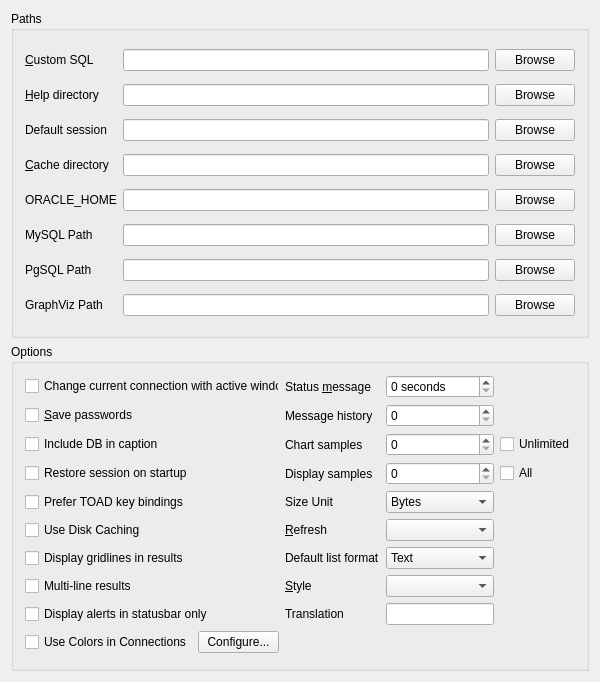
Old version of the form src/core/toglobalsettingui.ui in the repository tora-tool/tora.
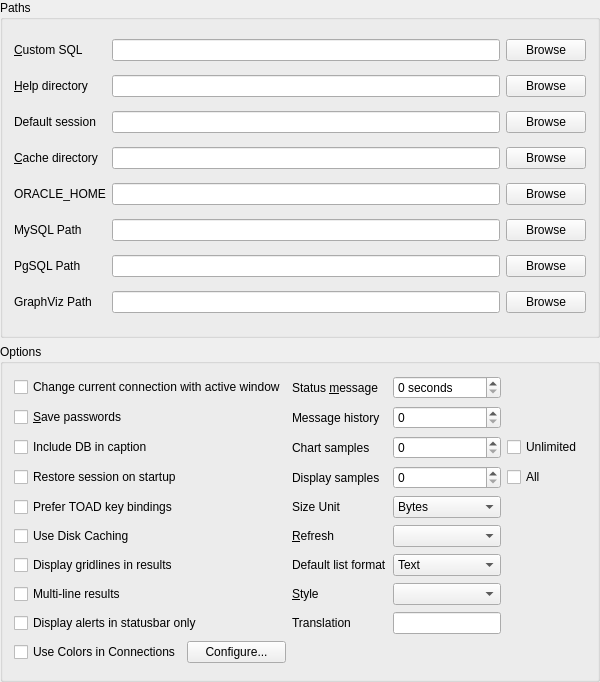
New version of the form.

Patch:
```diff
--- a/src/core/toglobalsettingui.ui
+++ b/src/core/toglobalsettingui.ui
@@ -26,6 +26,9 @@
    <string>toGlobalSettingUI</string>
   </property>
   <layout class="QGridLayout" name="gridLayout1">
+   <property name="margin">
+    <number>0</number>
+   </property>
    <item row="0" column="0">
     <widget class="QGroupBox" name="GroupBox2">
      <property name="title">
```
